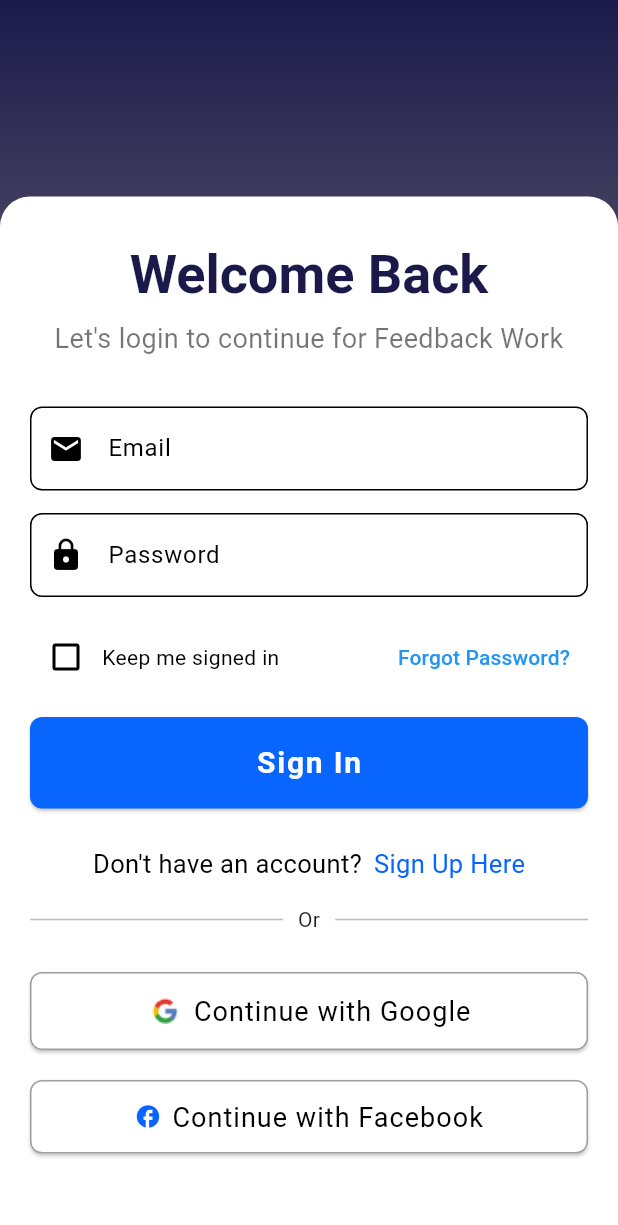
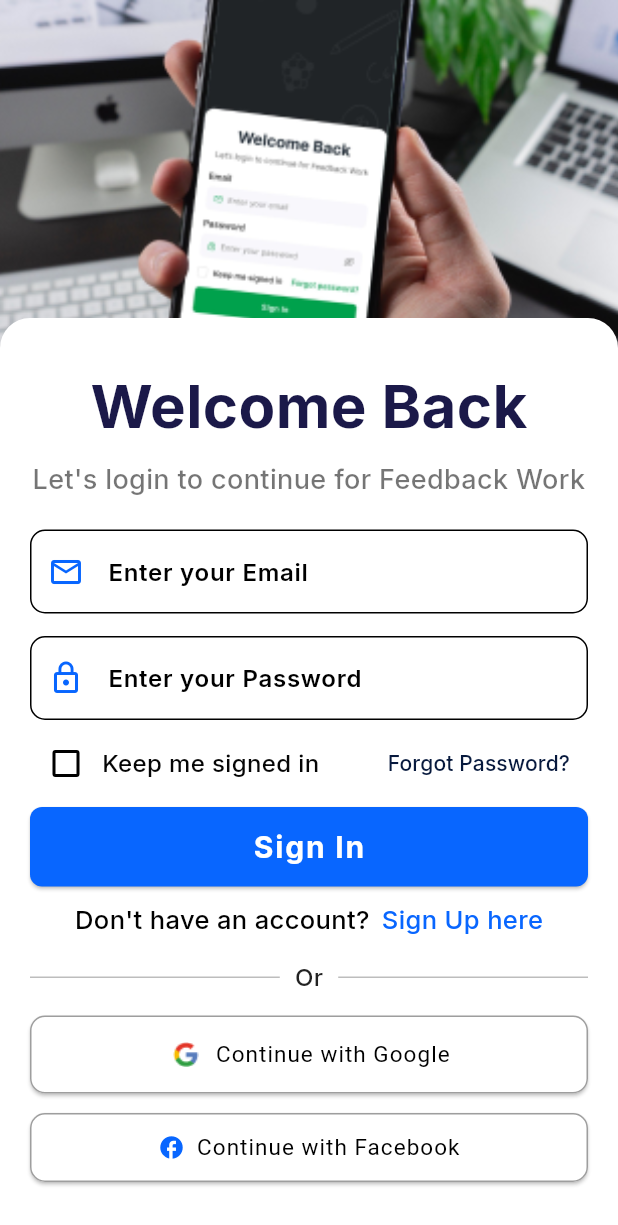
Before and after one commit to az1210/feedback_work, a Flutter app: the SignInScreen screen opened by its route, on a phone screen of 412 x 824 dp. Shown: the top 1225 px of the screen. Run offline on Flutter 3.47's test engine with Material 3 defaults, Android fonts, the light colour scheme and no system bars; our stand-ins replace cloud_firestore, file_picker, firebase_auth, firebase_core, flutter_riverpod, go_router and 1 more; missing offline and left inert: flutter_facebook_auth; accounts and stored records are empty; project files that could hold a hidden picture were left out.

Commit message:
facebook done

```diff
--- a/lib/main.dart
+++ b/lib/main.dart
@@ -1,7 +1,8 @@
 import 'package:flutter/material.dart';
 import 'package:firebase_core/firebase_core.dart';
+import 'package:flutter_riverpod/flutter_riverpod.dart';
+
 import './firebase_options.dart';
-import 'package:flutter_riverpod/flutter_riverpod.dart';
 import './utility/theme.dart';
 import './routes.dart';
 
--- a/lib/providers/auth_providers.dart
+++ b/lib/providers/auth_providers.dart
@@ -2,6 +2,7 @@ import 'package:flutter_riverpod/flutter_riverpod.dart';
 import 'package:firebase_auth/firebase_auth.dart';
 import 'package:cloud_firestore/cloud_firestore.dart';
 import 'package:google_sign_in/google_sign_in.dart';
+import 'package:flutter_facebook_auth/flutter_facebook_auth.dart';
 
 final firebaseAuthProvider =
     Provider<FirebaseAuth>((ref) => FirebaseAuth.instance);
@@ -114,6 +115,34 @@ class AuthService {
 
     return querySnapshot.docs.isEmpty;
   }
+
+  Future<void> signInWithFacebook() async {
+    final LoginResult result = await FacebookAuth.instance.login();
+
+    if (result.status == LoginStatus.success) {
+      final AccessToken accessToken = result.accessToken!;
+
+      final OAuthCredential credential =
+          FacebookAuthProvider.credential(accessToken.tokenString);
+
+      UserCredential userCredential =
+          await _auth.signInWithCredential(credential);
+
+      if (userCredential.additionalUserInfo!.isNewUser) {
+        await _firestore.collection('users').doc(userCredential.user!.uid).set({
+          'firstName': userCredential.user!.displayName?.split(' ')[0] ?? '',
+          'lastName': userCredential.user!.displayName?.split(' ')[1] ?? '',
+          'email': userCredential.user!.email,
+          'phoneNumber': userCredential.user!.phoneNumber ?? '',
+          'createdAt': FieldValue.serverTimestamp(),
+        });
+      }
+    } else if (result.status == LoginStatus.cancelled) {
+      throw Exception('Facebook sign-in was cancelled.');
+    } else {
+      throw Exception('Facebook sign-in failed: ${result.message}');
+    }
+  }
 }
 
 final keepMeSignedInProvider =
--- a/lib/screens/auth/sign_in_screen.dart
+++ b/lib/screens/auth/sign_in_screen.dart
@@ -17,29 +17,33 @@ class SignInScreen extends ConsumerWidget {
   Widget build(BuildContext context, WidgetRef ref) {
     final authService = ref.watch(authServiceProvider);
     final isChecked = ref.watch(keepMeSignedInProvider);
+    final double deviceHeight = MediaQuery.of(context).size.height;
 
     return Scaffold(
       backgroundColor: Colors.white,
       body: Stack(
         children: [
-          const Image(
-            image: AssetImage("assets/images/onboard/bg.png"),
-            fit: BoxFit.cover,
-            width: double.infinity,
-            height: double.infinity,
-          ),
-          Container(
-            decoration: const BoxDecoration(
-              gradient: LinearGradient(
-                colors: [
-                  Color.fromRGBO(28, 26, 74, 1),
-                  Colors.transparent,
-                ],
-                begin: Alignment.topCenter,
-                end: Alignment.bottomCenter,
-              ),
+          const Align(
+            alignment: Alignment.topCenter,
+            child: Image(
+              image: AssetImage("assets/images/onboard/top-pic.png"),
+              fit: BoxFit.cover,
+              width: double.infinity,
+              height: 250,
             ),
           ),
+          // Container(
+          //   decoration: const BoxDecoration(
+          //     gradient: LinearGradient(
+          //       colors: [
+          //         Color.fromRGBO(28, 26, 74, 1),
+          //         Colors.transparent,
+          //       ],
+          //       begin: Alignment.topCenter,
+          //       end: Alignment.bottomCenter,
+          //     ),
+          //   ),
+          // ),
           Align(
             alignment: Alignment.bottomCenter,
             child: SingleChildScrollView(
@@ -57,13 +61,14 @@ class SignInScreen extends ConsumerWidget {
                   crossAxisAlignment: CrossAxisAlignment.stretch,
                   children: [
                     const SizedBox(height: 10),
-                    Text(
+                    const Text(
                       "Welcome Back",
                       textAlign: TextAlign.center,
-                      style: Theme.of(context).textTheme.displaySmall?.copyWith(
-                            fontWeight: FontWeight.bold,
-                            color: const Color(0xFF1B1949),
-                          ),
+                      style: TextStyle(
+                          fontFamily: 'Inter',
+                          fontWeight: FontWeight.bold,
+                          color: Color(0xFF1B1949),
+                          fontSize: 40),
                     ),
                     const SizedBox(height: 8),
                     const Text(
@@ -74,14 +79,17 @@ class SignInScreen extends ConsumerWidget {
                         color: Colors.black54,
                       ),
                     ),
-                    const SizedBox(height: 32),
+                    const SizedBox(height: 20),
                     TextField(
                       controller: emailController,
                       decoration: InputDecoration(
-                        labelText: "Email",
-                        prefixIcon: const Icon(Icons.email),
+                        labelText: "Enter your Email",
+                        prefixIcon: const Icon(
+                          Icons.email_outlined,
+                          color: Color(0xFF0866ff),
+                        ),
                         border: OutlineInputBorder(
-                          borderRadius: BorderRadius.circular(8.0),
+                          borderRadius: BorderRadius.circular(10.0),
                         ),
                       ),
                     ),
@@ -90,14 +98,17 @@ class SignInScreen extends ConsumerWidget {
                       controller: passwordController,
                       obscureText: true,
                       decoration: InputDecoration(
-                        labelText: "Password",
-                        prefixIcon: const Icon(Icons.lock),
+                        labelText: "Enter your Password",
+                        prefixIcon: const Icon(
+                          Icons.lock_outline,
+                          color: Color(0xFF0866ff),
+                        ),
                         border: OutlineInputBorder(
-                          borderRadius: BorderRadius.circular(8.0),
+                          borderRadius: BorderRadius.circular(10.0),
                         ),
                       ),
                     ),
-                    const SizedBox(height: 16),
+                    const SizedBox(height: 5),
                     Row(
                       children: [
                         Expanded(
@@ -123,7 +134,7 @@ class SignInScreen extends ConsumerWidget {
                         ),
                       ],
                     ),
-                    const SizedBox(height: 16),
+                    const SizedBox(height: 5),
                     BlockButton(
                       onPressed: () async {
                         final authService = ref.read(authServiceProvider);
@@ -136,15 +147,15 @@ class SignInScreen extends ConsumerWidget {
                       },
                       text: "Sign In",
                     ),
-                    const SizedBox(height: 25),
+                    const SizedBox(height: 10),
                     OrDivider(
                       topText: "Don't have an account?",
                       onTap: () {
                         context.replace('/sign-up');
                       },
-                      bottomText: 'Sign Up Here',
+                      bottomText: 'Sign Up here',
                     ),
-                    const SizedBox(height: 25),
+                    const SizedBox(height: 14),
                     SignInButton(
                       onPressed: () async {
                         try {
@@ -164,16 +175,26 @@ class SignInScreen extends ConsumerWidget {
                       ),
                       label: const Text("Continue with Google"),
                     ),
-                    const SizedBox(height: 20),
+                    const SizedBox(height: 12),
                     SignInButton(
-                      onPressed: () {},
+                      onPressed: () async {
+                        try {
+                          await authService.signInWithFacebook();
+                          context.push('/projects');
+                        } catch (e) {
+                          // Handle errors
+                          ScaffoldMessenger.of(context).showSnackBar(
+                            SnackBar(content: Text(e.toString())),
+                          );
+                        }
+                      },
                       icon: const Icon(
                         Icons.facebook,
                         color: Color(0xFF0866ff),
                       ),
                       label: const Text("Continue with Facebook"),
                     ),
-                    const SizedBox(height: 35),
+                    const SizedBox(height: 15),
                   ],
                 ),
               ),
--- a/lib/screens/auth/sign_up_screen.dart
+++ b/lib/screens/auth/sign_up_screen.dart
@@ -133,19 +133,14 @@ class _SignUpScreenState extends ConsumerState<SignUpScreen> {
                           Text(
                             "Create Your Account",
                             textAlign: TextAlign.center,
-                            style: Theme.of(context)
-                                .textTheme
-                                .displaySmall
-                                ?.copyWith(
-                                  fontWeight: FontWeight.bold,
-                                  color: const Color(0xFF1B1949),
-                                ),
+                            style: Theme.of(context).textTheme.displayLarge,
                           ),
                           const SizedBox(height: 8),
                           const Text(
                             "Create Account for Feedback Work",
                             textAlign: TextAlign.center,
                             style: TextStyle(
+                              fontFamily: 'Inter',
                               fontSize: 19,
                               color: Colors.black54,
                             ),
--- a/lib/screens/auth/widgets/block_button.dart
+++ b/lib/screens/auth/widgets/block_button.dart
@@ -16,7 +16,7 @@ class BlockButton extends StatelessWidget {
       onPressed: onPressed,
       style: ElevatedButton.styleFrom(
         backgroundColor: const Color(0xFF0866ff),
-        padding: const EdgeInsets.symmetric(vertical: 16),
+        padding: const EdgeInsets.symmetric(vertical: 12),
         shape: RoundedRectangleBorder(
           borderRadius: BorderRadius.circular(8),
         ),
--- a/lib/screens/auth/widgets/third_party_icon_button.dart
+++ b/lib/screens/auth/widgets/third_party_icon_button.dart
@@ -15,13 +15,13 @@ class SignInButton extends StatelessWidget {
       icon: icon,
       label: label,
       style: ElevatedButton.styleFrom(
-        textStyle: const TextStyle(fontSize: 18, letterSpacing: 0.7),
+        textStyle: const TextStyle(fontSize: 15, letterSpacing: 0.7),
         backgroundColor: Colors.white,
         foregroundColor: Colors.black,
         side: const BorderSide(color: Colors.grey),
         padding: const EdgeInsets.symmetric(vertical: 14),
         shape: RoundedRectangleBorder(
-          borderRadius: BorderRadius.circular(8),
+          borderRadius: BorderRadius.circular(10),
         ),
       ),
     );
--- a/lib/utility/theme.dart
+++ b/lib/utility/theme.dart
@@ -1,18 +1,97 @@
 import 'package:flutter/material.dart';
 
 class AppTheme {
-  static const Color primaryColor = Colors.blue;
-  static const Color secondaryColor = Colors.green;
+  static const Color primaryColor = Color.fromARGB(255, 7, 25, 61);
+  static const Color secondaryColor = Color.fromARGB(255, 8, 102, 255);
+
+  static const String fontFamily = 'Inter';
+  static const Color bodyTextColor1 = Color.fromARGB(255, 5, 5, 5);
 
   static final ThemeData lightTheme = ThemeData(
     primaryColor: primaryColor,
     colorScheme: const ColorScheme.light(
         primary: primaryColor, secondary: secondaryColor),
+    textTheme: const TextTheme(
+      displayLarge: TextStyle(
+          fontFamily: fontFamily,
+          fontSize: 48,
+          fontWeight: FontWeight.w700,
+          color: primaryColor),
+      displayMedium: TextStyle(
+          fontFamily: fontFamily,
+          fontSize: 32,
+          fontWeight: FontWeight.w700,
+          color: primaryColor),
+      titleLarge: TextStyle(
+          fontFamily: fontFamily,
+          fontSize: 20,
+          fontWeight: FontWeight.w600,
+          color: bodyTextColor1),
+      titleMedium: TextStyle(
+          fontFamily: fontFamily,
+          fontSize: 18,
+          fontWeight: FontWeight.w500,
+          color: bodyTextColor1),
+      bodyLarge: TextStyle(
+          fontFamily: fontFamily,
+          fontSize: 16,
+          fontWeight: FontWeight.w600,
+          color: bodyTextColor1),
+      bodyMedium: TextStyle(
+          fontFamily: fontFamily,
+          fontSize: 16,
+          fontWeight: FontWeight.w500,
+          color: bodyTextColor1),
+      bodySmall: TextStyle(
+          fontFamily: fontFamily,
+          fontSize: 16,
+          fontWeight: FontWeight.w400,
+          color: bodyTextColor1),
+    ),
+    fontFamily: fontFamily,
   );
 
   static final ThemeData darkTheme = ThemeData(
     primaryColor: primaryColor,
     colorScheme: const ColorScheme.dark(
         primary: primaryColor, secondary: secondaryColor),
+    textTheme: const TextTheme(
+      displayLarge: TextStyle(
+          fontFamily: fontFamily,
+          fontSize: 48,
+          fontWeight: FontWeight.w700,
+          color: primaryColor),
+      displayMedium: TextStyle(
+          fontFamily: fontFamily,
+          fontSize: 32,
+          fontWeight: FontWeight.w700,
+          color: primaryColor),
+      titleLarge: TextStyle(
+          fontFamily: fontFamily,
+          fontSize: 20,
+          fontWeight: FontWeight.w600,
+          color: bodyTextColor1),
+      titleMedium: TextStyle(
+          fontFamily: fontFamily,
+          fontSize: 18,
+          fontWeight: FontWeight.w500,
+          color: bodyTextColor1),
+      bodyLarge: TextStyle(
+          fontFamily: fontFamily,
+          fontSize: 16,
+          fontWeight: FontWeight.w600,
+          color: bodyTextColor1),
+      bodyMedium: TextStyle(
+          fontFamily: fontFamily,
+          fontSize: 16,
+          fontWeight: FontWeight.w500,
+          color: bodyTextColor1),
+      bodySmall: TextStyle(
+          fontFamily: fontFamily,
+          fontSize: 16,
+          fontWeight: FontWeight.w400,
+          color: bodyTextColor1),
+    ),
+    fontFamily: fontFamily,
   );
 }
```
Also changed, not shown: pubspec.yaml (+5 -15 lines), assets/fonts/Inter-Regular.ttf (added), assets/images/onboard/top-pic.png (added), 5 other files.
